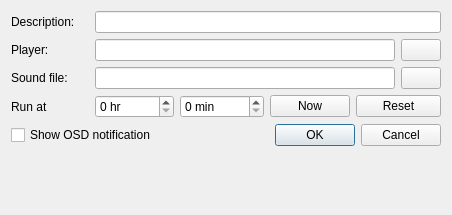
Before: the Qt Designer form src/timerdialog.ui in loimu/zeit, drawn with Qt 5.
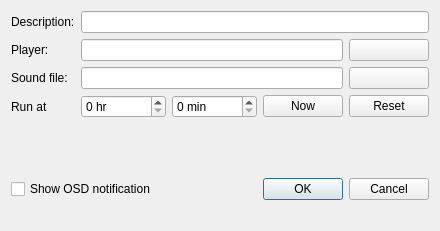
After: the same form once the commit is applied.

Commit message: zeit: update TimerDialog, remove size constraints

Patch:
```diff
--- a/src/timerdialog.ui
+++ b/src/timerdialog.ui
@@ -6,92 +6,81 @@
    <rect>
     <x>0</x>
     <y>0</y>
-    <width>452</width>
-    <height>215</height>
+    <width>440</width>
+    <height>231</height>
    </rect>
   </property>
   <property name="windowTitle">
    <string>Dialog</string>
   </property>
   <layout class="QGridLayout" name="gridLayout">
-   <item row="0" column="0" colspan="2">
-    <widget class="QLabel" name="label_4">
-     <property name="text">
-      <string>Description:</string>
-     </property>
-    </widget>
-   </item>
-   <item row="0" column="2" colspan="8">
-    <widget class="QLineEdit" name="lineEditComment">
-     <property name="clearButtonEnabled">
-      <bool>true</bool>
-     </property>
-    </widget>
-   </item>
-   <item row="1" column="0" colspan="2">
-    <widget class="QLabel" name="label">
-     <property name="text">
-      <string>Player:</string>
-     </property>
-    </widget>
-   </item>
-   <item row="1" column="2" colspan="7">
-    <widget class="QLineEdit" name="lineEditPlayer">
-     <property name="clearButtonEnabled">
-      <bool>true</bool>
-     </property>
-    </widget>
-   </item>
-   <item row="1" column="9">
-    <widget class="QPushButton" name="pushButtonPlayer">
-     <property name="text">
-      <string notr="true"/>
-     </property>
-    </widget>
-   </item>
-   <item row="2" column="0" colspan="2">
+   <item row="3" column="0">
     <widget class="QLabel" name="label_2">
      <property name="text">
       <string>Sound file:</string>
      </property>
     </widget>
    </item>
-   <item row="2" column="2" colspan="7">
-    <widget class="QLineEdit" name="lineEditSoundFile">
+   <item row="1" column="1" colspan="3">
+    <widget class="QLineEdit" name="lineEditPlayer">
      <property name="clearButtonEnabled">
       <bool>true</bool>
      </property>
     </widget>
    </item>
-   <item row="2" column="9">
-    <widget class="QPushButton" name="pushButtonSoundFile">
+   <item row="6" column="3" colspan="2">
+    <widget class="QDialogButtonBox" name="buttonBox">
+     <property name="orientation">
+      <enum>Qt::Horizontal</enum>
+     </property>
+     <property name="standardButtons">
+      <set>QDialogButtonBox::Cancel|QDialogButtonBox::Ok</set>
+     </property>
+    </widget>
+   </item>
+   <item row="7" column="0" colspan="5">
+    <widget class="QLabel" name="errorLabel">
      <property name="text">
-      <string notr="true"/>
+      <string/>
      </property>
     </widget>
    </item>
-   <item row="3" column="0" colspan="2">
+   <item row="4" column="0">
     <widget class="QLabel" name="label_3">
      <property name="text">
       <string>Run at</string>
      </property>
     </widget>
    </item>
-   <item row="3" column="2" colspan="2">
-    <widget class="QSpinBox" name="spinBoxHours">
-     <property name="suffix">
-      <string> hr</string>
+   <item row="4" column="4">
+    <widget class="QPushButton" name="pushButtonReset">
+     <property name="text">
+      <string>Reset</string>
      </property>
-     <property name="prefix">
-      <string/>
+    </widget>
+   </item>
+   <item row="1" column="4">
+    <widget class="QPushButton" name="pushButtonPlayer">
+     <property name="text">
+      <string notr="true"/>
      </property>
-     <property name="maximum">
-      <number>24</number>
+    </widget>
+   </item>
+   <item row="0" column="0">
+    <widget class="QLabel" name="label_4">
+     <property name="text">
+      <string>Description:</string>
      </property>
     </widget>
    </item>
-   <item row="3" column="4" colspan="2">
+   <item row="4" column="2">
     <widget class="QSpinBox" name="spinBoxMinutes">
+     <property name="sizePolicy">
+      <sizepolicy hsizetype="MinimumExpanding" vsizetype="Fixed">
+       <horstretch>0</horstretch>
+       <verstretch>0</verstretch>
+      </sizepolicy>
+     </property>
      <property name="suffix">
       <string> min</string>
      </property>
@@ -103,44 +92,80 @@
      </property>
     </widget>
    </item>
-   <item row="3" column="6" colspan="2">
+   <item row="4" column="3">
     <widget class="QPushButton" name="pushButtonCurrent">
      <property name="text">
       <string>Now</string>
      </property>
     </widget>
    </item>
-   <item row="3" column="8" colspan="2">
-    <widget class="QPushButton" name="pushButtonReset">
-     <property name="text">
-      <string>Reset</string>
-     </property>
-    </widget>
-   </item>
-   <item row="4" column="0" colspan="5">
+   <item row="6" column="0" colspan="3">
     <widget class="QCheckBox" name="checkBox">
      <property name="text">
       <string>Show OSD notification</string>
      </property>
     </widget>
    </item>
-   <item row="4" column="5" colspan="5">
-    <widget class="QDialogButtonBox" name="buttonBox">
-     <property name="orientation">
-      <enum>Qt::Horizontal</enum>
-     </property>
-     <property name="standardButtons">
-      <set>QDialogButtonBox::Cancel|QDialogButtonBox::Ok</set>
+   <item row="1" column="0">
+    <widget class="QLabel" name="label">
+     <property name="text">
+      <string>Player:</string>
      </property>
     </widget>
    </item>
-   <item row="5" column="0" colspan="10" alignment="Qt::AlignTop">
-    <widget class="QLabel" name="errorLabel">
-     <property name="text">
+   <item row="4" column="1">
+    <widget class="QSpinBox" name="spinBoxHours">
+     <property name="sizePolicy">
+      <sizepolicy hsizetype="MinimumExpanding" vsizetype="Fixed">
+       <horstretch>0</horstretch>
+       <verstretch>0</verstretch>
+      </sizepolicy>
+     </property>
+     <property name="suffix">
+      <string> hr</string>
+     </property>
+     <property name="prefix">
       <string/>
      </property>
+     <property name="maximum">
+      <number>24</number>
+     </property>
     </widget>
    </item>
+   <item row="0" column="1" colspan="4">
+    <widget class="QLineEdit" name="lineEditComment">
+     <property name="clearButtonEnabled">
+      <bool>true</bool>
+     </property>
+    </widget>
+   </item>
+   <item row="3" column="4">
+    <widget class="QPushButton" name="pushButtonSoundFile">
+     <property name="text">
+      <string notr="true"/>
+     </property>
+    </widget>
+   </item>
+   <item row="3" column="1" colspan="3">
+    <widget class="QLineEdit" name="lineEditSoundFile">
+     <property name="clearButtonEnabled">
+      <bool>true</bool>
+     </property>
+    </widget>
+   </item>
+   <item row="5" column="0">
+    <spacer name="verticalSpacer">
+     <property name="orientation">
+      <enum>Qt::Vertical</enum>
+     </property>
+     <property name="sizeHint" stdset="0">
+      <size>
+       <width>20</width>
+       <height>40</height>
+      </size>
+     </property>
+    </spacer>
+   </item>
   </layout>
  </widget>
  <resources/>
```
Left out of the diff: 12 changed lines with no effect on the pictures. The commit also changes 1 other file.
